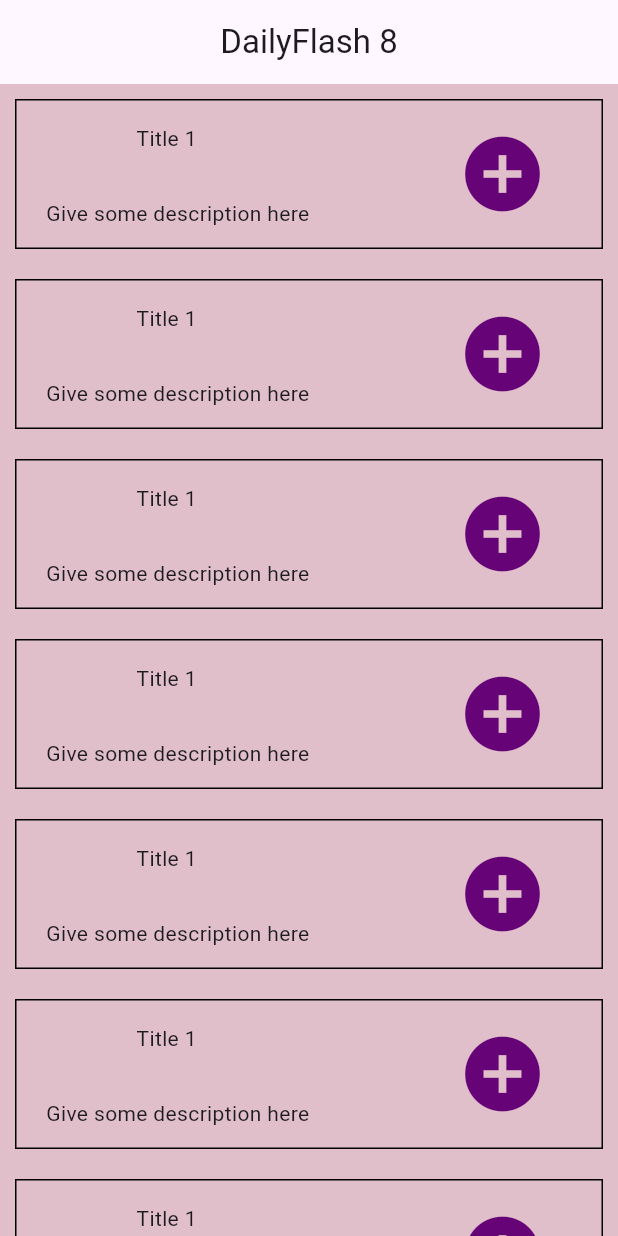
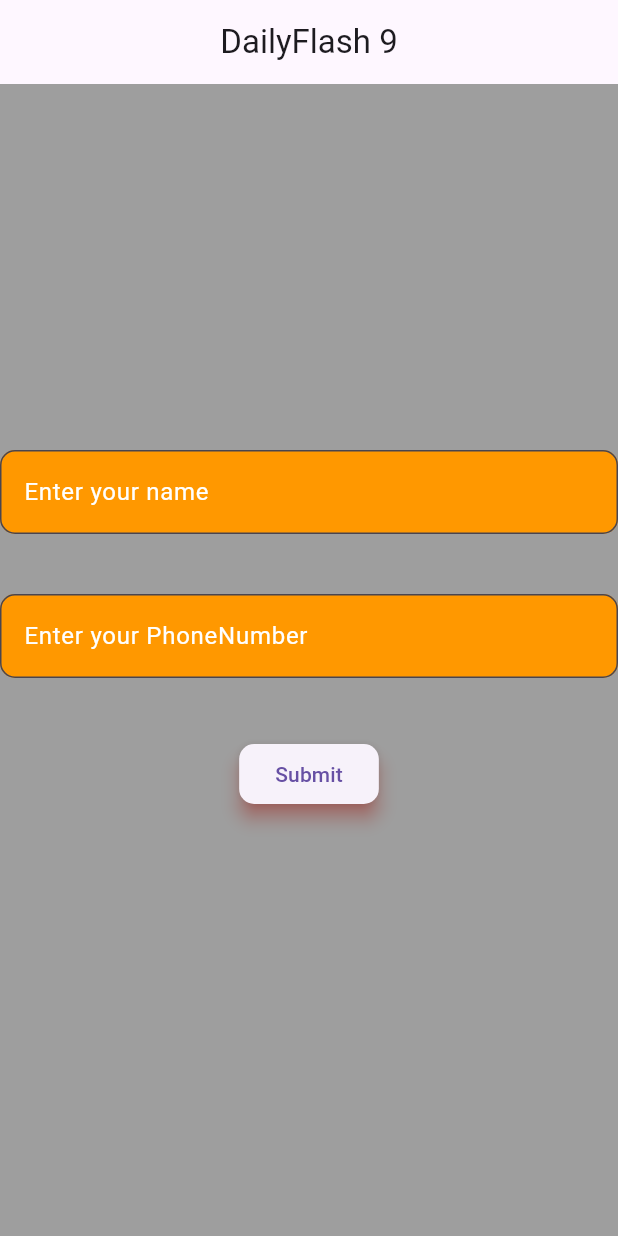
Before and after one commit to Vinay1513/FlutterDailyFlash, a Flutter app: the screen it shows after launch, on a phone screen of 412 x 824 dp. Run offline on Flutter 3.47's test engine with Material 3 defaults, Android fonts, the light colour scheme and no system bars; our stand-ins replace google_fonts; key blocks and very long unbroken strings in the code were emptied for the run.

Commit message:
first commit

```diff
--- a/Day1/assignment1/lib/main.dart
+++ b/Day1/assignment1/lib/main.dart
@@ -2,7 +2,7 @@
 
 import 'package:flutter/material.dart';
 
-import 'package:assignment1/ques40.dart';
+import 'package:assignment1/ques45.dart';
 
 void main() {
   runApp(const MyApp());
@@ -16,7 +16,7 @@ class MyApp extends StatelessWidget {
     return const MaterialApp(
       title: 'Daily flash',
       debugShowCheckedModeBanner: false,
-      home: question40(),
+      home: question45(),
     );
   }
 }
--- /dev/null
+++ b/Day1/assignment1/lib/ques45.dart
@@ -0,0 +1,125 @@
+import 'package:flutter/material.dart';
+
+class question45 extends StatefulWidget {
+  const question45({super.key});
+
+  @override
+  State<question45> createState() => _question45State();
+}
+
+class _question45State extends State<question45> {
+  bool buttonpressed = false;
+  TextEditingController name = TextEditingController();
+  TextEditingController ph = TextEditingController();
+  String? _Name;
+  String? _Phone;
+  @override
+  Widget build(BuildContext context) {
+    return Scaffold(
+        backgroundColor: Colors.grey,
+        appBar: AppBar(
+          title: const Text("DailyFlash 9"),
+          centerTitle: true,
+        ),
+        body: Column(
+          mainAxisAlignment: MainAxisAlignment.center,
+          crossAxisAlignment: CrossAxisAlignment.center,
+          children: [
+            TextField(
+              controller: name,
+              decoration: InputDecoration(
+                  filled: true,
+                  fillColor: Colors.orange,
+                  border: OutlineInputBorder(
+                    borderRadius: BorderRadius.circular(10),
+                    borderSide: const BorderSide(
+                        style: BorderStyle.solid, color: Colors.black),
+                  ),
+                  hintText: 'Enter your name',
+                  hintStyle: const TextStyle(
+                    color: Colors.white,
+                  )),
+            ),
+            const SizedBox(
+              height: 40,
+            ),
+            TextField(
+              controller: ph,
+              decoration: InputDecoration(
+                  filled: true,
+                  fillColor: Colors.orange,
+                  border: OutlineInputBorder(
+                    borderRadius: BorderRadius.circular(10),
+                    borderSide: const BorderSide(
+                        style: BorderStyle.solid, color: Colors.black),
+                  ),
+                  hintText: 'Enter your PhoneNumber',
+                  hintStyle: const TextStyle(
+                    color: Colors.white,
+                  )),
+            ),
+            const SizedBox(
+              height: 40,
+            ),
+            ElevatedButton(
+                style: ElevatedButton.styleFrom(
+                  shadowColor: Colors.red,
+                  elevation: 5,
+                  shape: RoundedRectangleBorder(
+                    borderRadius: BorderRadius.circular(10),
+                  ),
+                ),
+                onPressed: () {
+                  setState(() {
+                    _Name = name.text;
+                    _Phone = ph.text;
+                  });
+                },
+                child: Text("Submit")),
+            const SizedBox(
+              height: 40,
+            ),
+            (name.text.isNotEmpty && ph.text.isNotEmpty)
+                ? Padding(
+                    padding: const EdgeInsets.only(left: 40.0),
+                    child: Column(
+                      crossAxisAlignment: CrossAxisAlignment.center,
+                      children: [
+                        Padding(
+                          padding: const EdgeInsets.only(left: 15.0),
+                          child: SizedBox(
+                            height: 50,
+                            width: double.maxFinite,
+                            child: Text(
+                              "Name:$_Name",
+                              style: const TextStyle(
+                                fontSize: 20,
+                                fontWeight: FontWeight.w400,
+                                color: Colors.black,
+                              ),
+                            ),
+                          ),
+                        ),
+                        Padding(
+                          padding: const EdgeInsets.only(left: 15.0),
+                          child: SizedBox(
+                            height: 50,
+                            width: double.maxFinite,
+                            child: Text(
+                              "Phone Number:$_Phone",
+                              style: const TextStyle(
+                                fontSize: 20,
+                                fontWeight: FontWeight.w400,
+                                color: Colors.black,
+                              ),
+                            ),
+                          ),
+                        ),
+                      ],
+                    ),
+                  )
+                : Container()
+          ],
+        ));
+  }
+}
--- a/Day1/assignment1/pubspec.yaml
+++ b/Day1/assignment1/pubspec.yaml
@@ -61,7 +61,7 @@ flutter:
 
   # To add assets to your application, add an assets section, like this:
   assets:
-   - assets/images/
+   - assets/images/c2w.jpg
 
   # An image asset can refer to one or more resolution-specific "variants", see
   # https://flutter.dev/assets-and-images/#resolution-aware
```
Also changed, not shown: Day1/assignment1/lib/demo.dart (added, +172 -0 lines), Day1/assignment1/lib/ques41.dart (added, +41 -0 lines), Day1/assignment1/lib/ques42.dart (added, +68 -0 lines), Day1/assignment1/lib/ques43.dart (added, +131 -0 lines), Day1/assignment1/lib/ques44.dart (added, +65 -0 lines), Day1/assignment1/assets/images/c2w.jpg (added), Day1/ques41.png (added), Day1/ques42.png (added), Day1/ques43.png (added), Day1/ques44.png (added), 1 other file.
